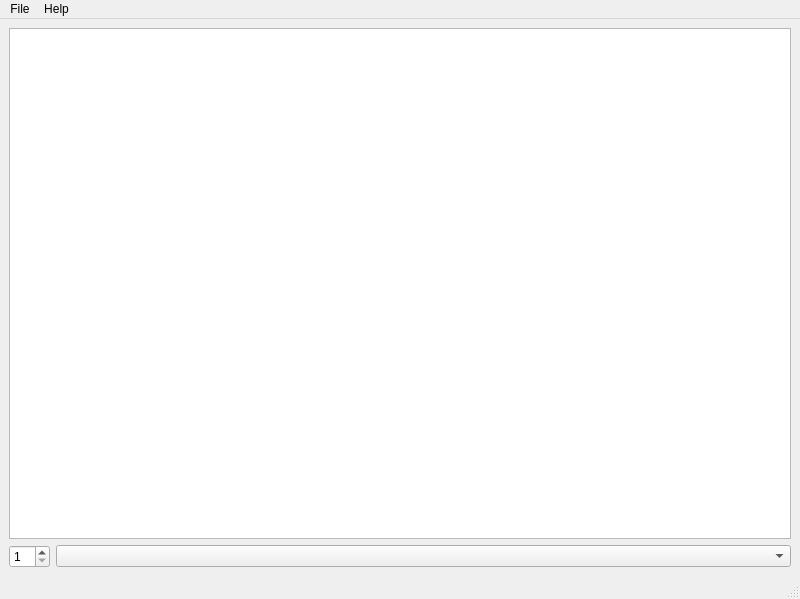
Above: mainwindow.ui from lsevcik/2D-Graphics-Modeler-Inc before the change. Below: the same form after it.
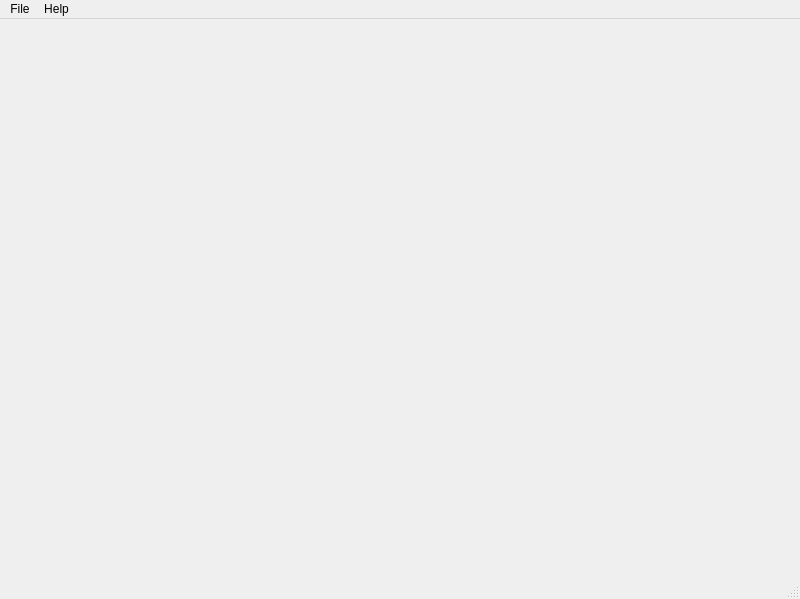
That is the form after the change.

Commit message: one window

The edit to the form file:
```diff
--- a/mainwindow.ui
+++ b/mainwindow.ui
@@ -16,41 +16,7 @@
   <widget class="QWidget" name="centralwidget">
    <layout class="QGridLayout" name="gridLayout">
     <item row="0" column="0">
-     <layout class="QVBoxLayout" name="verticalLayout">
-      <item>
-       <widget class="QGraphicsView" name="graphicsView"/>
-      </item>
-      <item>
-       <layout class="QFormLayout" name="formLayout">
-        <item row="0" column="0">
-         <widget class="QSpinBox" name="spinBox">
-          <property name="sizePolicy">
-           <sizepolicy hsizetype="Minimum" vsizetype="Fixed">
-            <horstretch>0</horstretch>
-            <verstretch>0</verstretch>
-           </sizepolicy>
-          </property>
-          <property name="minimum">
-           <number>1</number>
-          </property>
-          <property name="value">
-           <number>1</number>
-          </property>
-         </widget>
-        </item>
-        <item row="0" column="1">
-         <widget class="QComboBox" name="comboBox">
-          <property name="sizePolicy">
-           <sizepolicy hsizetype="Preferred" vsizetype="Fixed">
-            <horstretch>0</horstretch>
-            <verstretch>0</verstretch>
-           </sizepolicy>
-          </property>
-         </widget>
-        </item>
-       </layout>
-      </item>
-     </layout>
+     <layout class="QGridLayout" name="target"/>
     </item>
    </layout>
   </widget>
```
Left out of the diff: 2 changed lines with no effect on the pictures. The commit also changes 2 other files.
